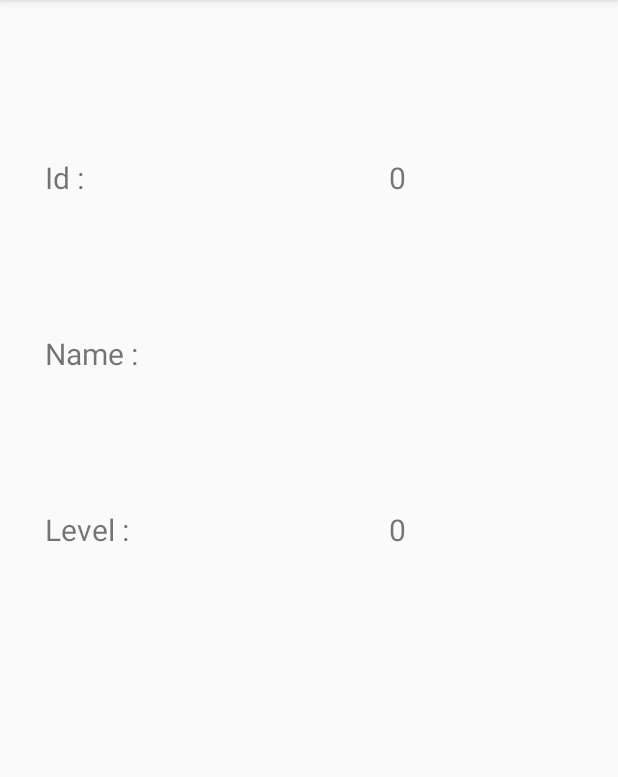
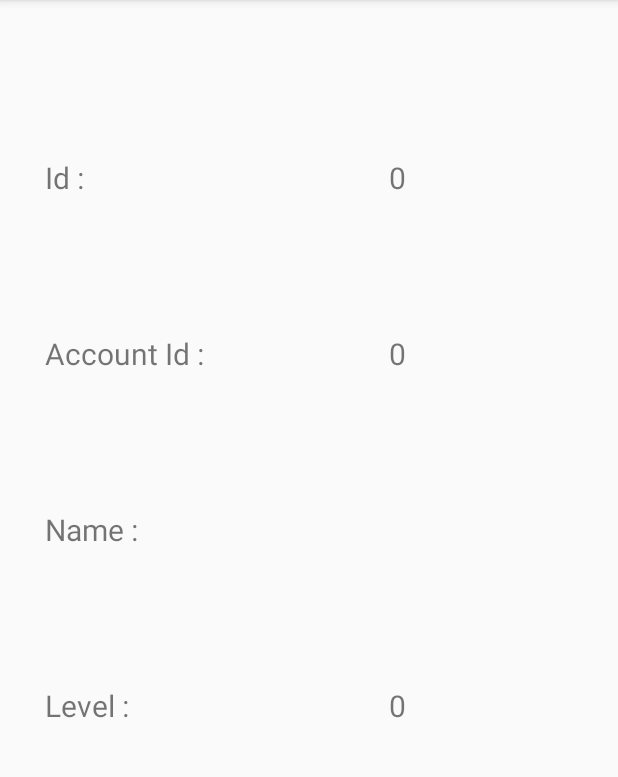
Before and after one commit to aminesghir/LeagueHelper, an Android app: the SummonerDetailActivity screen opened directly, with no data from a screen before it, on a phone screen of 412 x 824 dp, the part 84-861 px from its top. Run offline under Robolectric (Android 15) with nearby library versions, the phone set to English and light mode, and no system bars; 5 statements that could not run were skipped.

```diff
--- a/app/src/main/java/com/aminesghir/leaguehelper/Data/DataProvider.java
+++ b/app/src/main/java/com/aminesghir/leaguehelper/Data/DataProvider.java
@@ -20,7 +20,7 @@ public class DataProvider {
 
         try {
             URL url = new URL(
-                    "https://euw.api.riotgames.com/api/lol/EUW/v1.4/summoner/by-name/"+
+                    "https://euw1.api.riotgames.com/lol/summoner/v3/summoners/by-name/"+
                             summonerName+
                             "?api_key="+
                             API_KEY);
--- a/app/src/main/java/com/aminesghir/leaguehelper/Data/JsonSummonerParser.java
+++ b/app/src/main/java/com/aminesghir/leaguehelper/Data/JsonSummonerParser.java
@@ -1,4 +1,6 @@
 package com.aminesghir.leaguehelper.Data;
+
+import android.util.Log;
 
 import com.aminesghir.leaguehelper.Data.Model.Summoner;
 
@@ -11,15 +13,16 @@ import org.json.JSONObject;
 
 public class JsonSummonerParser {
 
-    public static Summoner jsonToSummoner(String summonerName, String json){
+    public static Summoner jsonToSummoner(String json){
         Summoner summoner = new Summoner();
 
         try {
             JSONObject jo = new JSONObject(json);
 
-            summoner.setId(jo.getJSONObject(summonerName.toLowerCase()).getInt("id"));
-            summoner.setName(jo.getJSONObject(summonerName.toLowerCase()).getString("name"));
-            summoner.setLevel(jo.getJSONObject(summonerName.toLowerCase()).getInt("summonerLevel"));
+            summoner.setId(jo.getLong("id"));
+            summoner.setName(jo.getString("name"));
+            summoner.setLevel(jo.getInt("summonerLevel"));
+            summoner.setAccountId(jo.getLong("accountId"));
 
 
         } catch (JSONException e) {
--- a/app/src/main/java/com/aminesghir/leaguehelper/Data/Model/Summoner.java
+++ b/app/src/main/java/com/aminesghir/leaguehelper/Data/Model/Summoner.java
@@ -2,13 +2,18 @@ package com.aminesghir.leaguehelper.Data.Model;
 
 public class Summoner {
 
-    private int id;
+    private long id;
+    private long accountId;
     private String name;
     private int level;
 
-    public int getId(){ return this.id; }
+    public long getId(){ return this.id; }
 
-    public void setId(int i){ this.id = i; }
+    public void setId(long i){ this.id = i; }
+
+    public long getAccountId(){ return this.accountId; }
+
+    public void setAccountId(long i){ this.accountId = i; }
 
     public String getName(){ return this.name; }
 
--- a/app/src/main/java/com/aminesghir/leaguehelper/UI/SummonerDetailActivity.java
+++ b/app/src/main/java/com/aminesghir/leaguehelper/UI/SummonerDetailActivity.java
@@ -44,7 +44,7 @@ public class SummonerDetailActivity extends AppCompatActivity {
 
         @Override
         protected void onPostExecute(String s) {
-            summoner = JsonSummonerParser.jsonToSummoner(summonerName,s);
+            summoner = JsonSummonerParser.jsonToSummoner(s);
 
             displaySummonerInfo();
         }
@@ -55,6 +55,7 @@ public class SummonerDetailActivity extends AppCompatActivity {
         ((TextView)findViewById(R.id.idTextView)).setText(String.valueOf(summoner.getId()));
         ((TextView)findViewById(R.id.nameTextView)).setText(summoner.getName());
         ((TextView)findViewById(R.id.levelTextView)).setText(String.valueOf(summoner.getLevel()));
+        ((TextView)findViewById(R.id.accountIdTextView)).setText(String.valueOf(summoner.getAccountId()));
     }
 
     private void getSummonerNameFromIntent() {
--- a/app/src/main/res/layout/activity_summoner_detail.xml
+++ b/app/src/main/res/layout/activity_summoner_detail.xml
@@ -40,6 +40,32 @@
             android:gravity="center"
             android:textSize="20sp" />
     </LinearLayout>
+
+    <LinearLayout
+        android:id="@+id/idLinearLayout"
+        android:layout_width="match_parent"
+        android:layout_height="wrap_content"
+        android:layout_marginTop="30dp"
+        android:orientation="horizontal"
+        android:padding="30dp"
+        android:weightSum="3">
+
+        <TextView
+            android:layout_width="0dp"
+            android:layout_height="wrap_content"
+            android:layout_weight="1"
+            android:text="Account Id :"
+            android:textSize="20sp" />
+
+        <TextView
+            android:id="@+id/accountIdTextView"
+            android:layout_width="0dp"
+            android:layout_height="wrap_content"
+            android:layout_weight="2"
+            android:gravity="center"
+            android:textSize="20sp" />
+    </LinearLayout>
+
     <LinearLayout
         android:id="@+id/nameLinearLayout"
         android:layout_width="match_parent"
```
